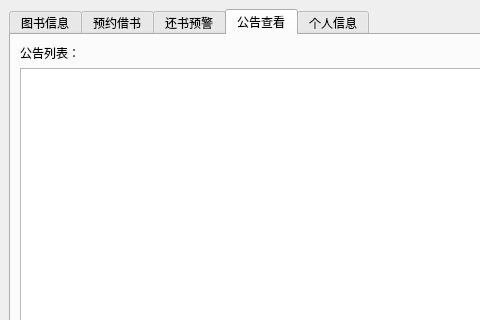
Qt form userinterface.ui (LGH2713/Library_management_system) before a commit; both pictures show x 0 to 480 and y 0 to 320 of the 755 by 733 pixel window.
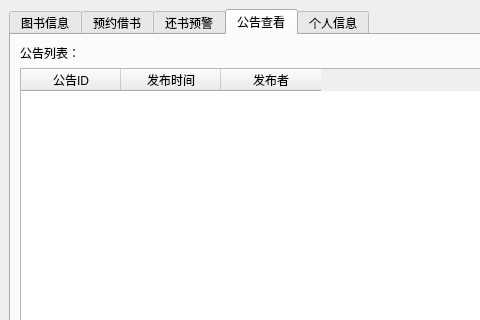
The same form after that commit.

Commit message: feat: 完成公告查看列表展示功能

Diff of the .ui file:
```diff
--- a/userinterface.ui
+++ b/userinterface.ui
@@ -267,7 +267,23 @@
          </widget>
         </item>
         <item row="1" column="0">
-         <widget class="QTableWidget" name="announcementList"/>
+         <widget class="QTableWidget" name="announcementList">
+          <column>
+           <property name="text">
+            <string>公告ID</string>
+           </property>
+          </column>
+          <column>
+           <property name="text">
+            <string>发布时间</string>
+           </property>
+          </column>
+          <column>
+           <property name="text">
+            <string>发布者</string>
+           </property>
+          </column>
+         </widget>
         </item>
        </layout>
       </widget>
```
The commit also changes 3 other files.
